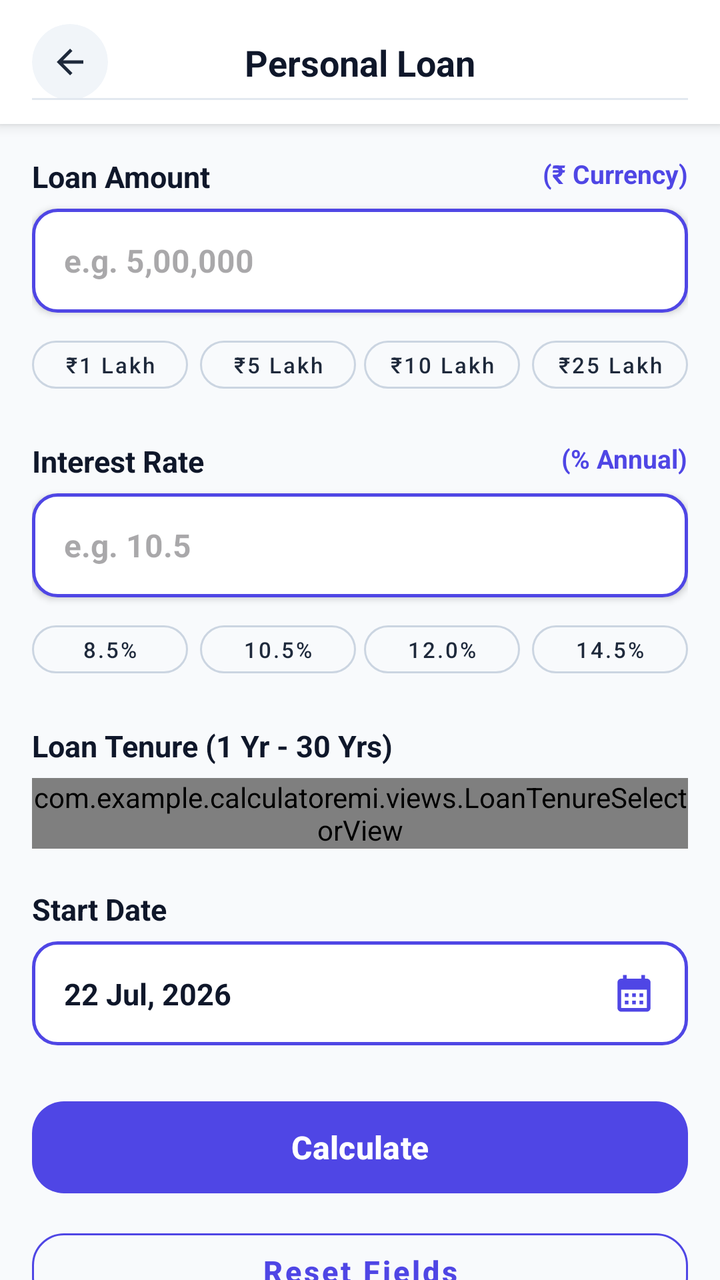
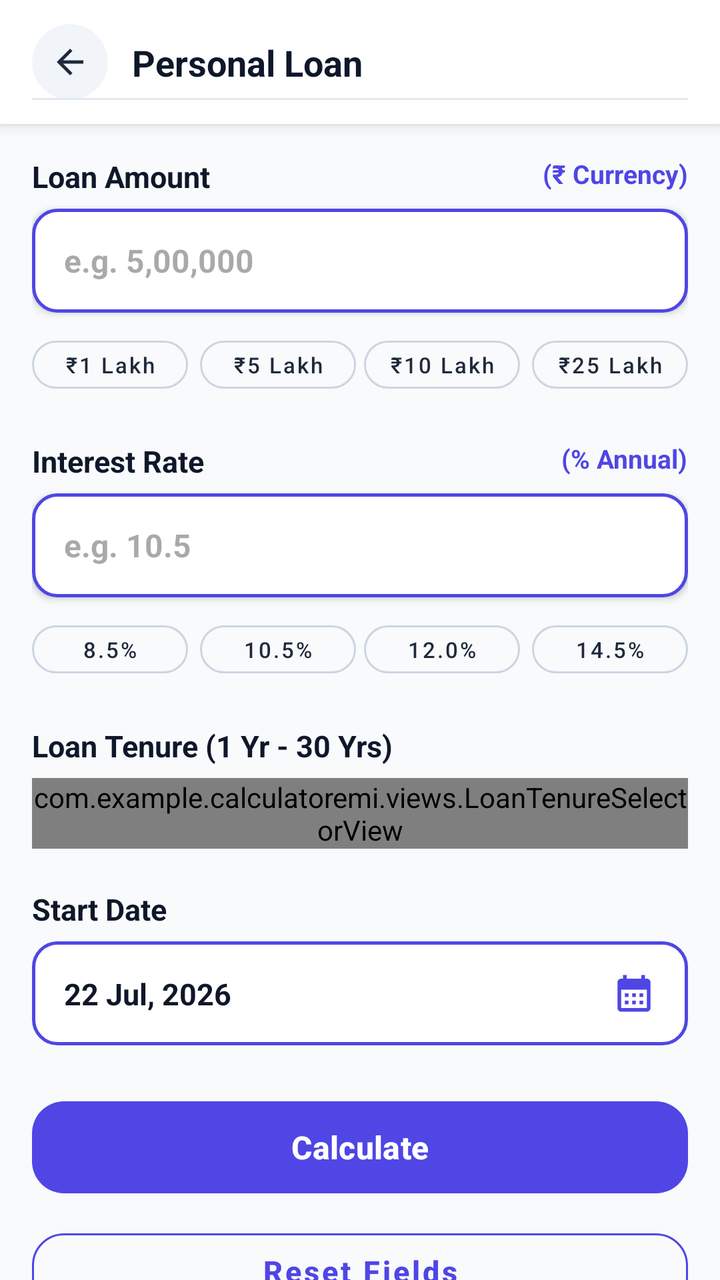

Compare the two renders of this Android layout. The source of the first and the diff that turns it into the second are given below.
<!-- AndroidManifest.xml: application theme Theme.Calculatoremi -->
<!-- res/layout/fragment_loan_calculator.xml -->
<?xml version="1.0" encoding="utf-8"?>
<LinearLayout xmlns:android="http://schemas.android.com/apk/res/android"
    xmlns:app="http://schemas.android.com/apk/res-auto"
    xmlns:tools="http://schemas.android.com/tools"
    android:layout_width="match_parent"
    android:layout_height="match_parent"
    android:background="#F8FAFC"
    android:orientation="vertical">

    
    <androidx.constraintlayout.widget.ConstraintLayout
        android:id="@+id/calculatorHeader"
        android:layout_width="match_parent"
        android:layout_height="wrap_content"
        android:minHeight="55dp"
        android:background="@android:color/white"
        android:elevation="4dp"
        android:paddingStart="16dp"
        android:paddingTop="12dp"
        android:paddingEnd="16dp"
        android:paddingBottom="12dp">

        <com.google.android.material.card.MaterialCardView
            android:id="@+id/btnBackContainer"
            android:layout_width="38dp"
            android:layout_height="38dp"
            app:cardBackgroundColor="#F1F5F9"
            app:cardCornerRadius="19dp"
            app:cardElevation="0dp"
            app:strokeWidth="0dp"
            app:layout_constraintBottom_toBottomOf="parent"
            app:layout_constraintStart_toStartOf="parent"
            app:layout_constraintTop_toTopOf="parent">

            <ImageView
                android:id="@+id/btnBack"
                android:layout_width="20dp"
                android:layout_height="20dp"
                android:layout_gravity="center"
                android:src="@drawable/ic_arrow_back"
                app:tint="#1E293B" />
        </com.google.android.material.card.MaterialCardView>

        <TextView
            android:id="@+id/txtTitle"
            android:layout_width="wrap_content"
            android:layout_height="wrap_content"
            android:text="Personal Loan"
            android:textColor="#0F172A"
            android:textSize="18sp"
            android:textStyle="bold"
            app:layout_constraintBottom_toBottomOf="parent"
            app:layout_constraintEnd_toEndOf="parent"
            app:layout_constraintStart_toStartOf="parent"
            app:layout_constraintTop_toTopOf="parent" />

        <View
            android:layout_width="match_parent"
            android:layout_height="1dp"
            android:background="#E2E8F0"
            app:layout_constraintBottom_toBottomOf="parent" />

    </androidx.constraintlayout.widget.ConstraintLayout>

    
    <androidx.core.widget.NestedScrollView
        android:layout_width="match_parent"
        android:layout_height="match_parent"
        android:clipToPadding="false"
        android:paddingBottom="40dp"
        android:fillViewport="true">

        <LinearLayout
            android:id="@+id/centerBodyLayout"
            android:layout_width="match_parent"
            android:layout_height="wrap_content"
            android:orientation="vertical"
            android:padding="16dp">

            
            <RelativeLayout
                android:layout_width="match_parent"
                android:layout_height="wrap_content"
                android:layout_marginBottom="6dp">

                <TextView
                    android:layout_width="wrap_content"
                    android:layout_height="wrap_content"
                    android:layout_alignParentStart="true"
                    android:text="Loan Amount"
                    android:textColor="#0F172A"
                    android:textSize="15sp"
                    android:textStyle="bold" />

                <TextView
                    android:layout_width="wrap_content"
                    android:layout_height="wrap_content"
                    android:layout_alignParentEnd="true"
                    android:text="(₹ Currency)"
                    android:textColor="@color/primary"
                    android:textSize="13sp"
                    android:textStyle="bold" />
            </RelativeLayout>

            <EditText
                android:id="@+id/editTextNumber"
                android:layout_width="match_parent"
                android:layout_height="52dp"
                android:background="@drawable/numeric_input_border"
                android:elevation="2dp"
                android:hint="e.g. 5,00,000"
                android:inputType="numberDecimal"
                android:paddingHorizontal="16dp"
                android:textColor="#0F172A"
                android:textSize="16sp"
                android:textStyle="bold" />

            
            <LinearLayout
                android:layout_width="match_parent"
                android:layout_height="wrap_content"
                android:layout_marginTop="8dp"
                android:layout_marginBottom="20dp"
                android:orientation="horizontal"
                android:weightSum="4">

                <com.google.android.material.button.MaterialButton
                    android:id="@+id/chipAmount1L"
                    style="@style/Widget.MaterialComponents.Button.OutlinedButton"
                    android:layout_width="0dp"
                    android:layout_height="36dp"
                    android:layout_weight="1"
                    android:layout_marginEnd="4dp"
                    android:padding="0dp"
                    android:text="₹1 Lakh"
                    android:textAllCaps="false"
                    android:textColor="#1E293B"
                    android:textSize="11sp"
                    app:strokeColor="#CBD5E1"
                    app:cornerRadius="18dp" />

                <com.google.android.material.button.MaterialButton
                    android:id="@+id/chipAmount5L"
                    style="@style/Widget.MaterialComponents.Button.OutlinedButton"
                    android:layout_width="0dp"
                    android:layout_height="36dp"
                    android:layout_weight="1"
                    android:layout_marginHorizontal="2dp"
                    android:padding="0dp"
                    android:text="₹5 Lakh"
                    android:textAllCaps="false"
                    android:textColor="#1E293B"
                    android:textSize="11sp"
                    app:strokeColor="#CBD5E1"
                    app:cornerRadius="18dp" />

                <com.google.android.material.button.MaterialButton
                    android:id="@+id/chipAmount10L"
                    style="@style/Widget.MaterialComponents.Button.OutlinedButton"
                    android:layout_width="0dp"
                    android:layout_height="36dp"
                    android:layout_weight="1"
                    android:layout_marginHorizontal="2dp"
                    android:padding="0dp"
                    android:text="₹10 Lakh"
                    android:textAllCaps="false"
                    android:textColor="#1E293B"
                    android:textSize="11sp"
                    app:strokeColor="#CBD5E1"
                    app:cornerRadius="18dp" />

                <com.google.android.material.button.MaterialButton
                    android:id="@+id/chipAmount25L"
                    style="@style/Widget.MaterialComponents.Button.OutlinedButton"
                    android:layout_width="0dp"
                    android:layout_height="36dp"
                    android:layout_weight="1"
                    android:layout_marginStart="4dp"
                    android:padding="0dp"
                    android:text="₹25 Lakh"
                    android:textAllCaps="false"
                    android:textColor="#1E293B"
                    android:textSize="11sp"
                    app:strokeColor="#CBD5E1"
                    app:cornerRadius="18dp" />

            </LinearLayout>

            
            <RelativeLayout
                android:layout_width="match_parent"
                android:layout_height="wrap_content"
                android:layout_marginBottom="6dp">

                <TextView
                    android:layout_width="wrap_content"
                    android:layout_height="wrap_content"
                    android:layout_alignParentStart="true"
                    android:text="Interest Rate"
                    android:textColor="#0F172A"
                    android:textSize="15sp"
                    android:textStyle="bold" />

                <TextView
                    android:layout_width="wrap_content"
                    android:layout_height="wrap_content"
                    android:layout_alignParentEnd="true"
                    android:text="(% Annual)"
                    android:textColor="@color/primary"
                    android:textSize="13sp"
                    android:textStyle="bold" />
            </RelativeLayout>

            <EditText
                android:id="@+id/editTextNumber2"
                android:layout_width="match_parent"
                android:layout_height="52dp"
                android:background="@drawable/numeric_input_border"
                android:elevation="2dp"
                android:hint="e.g. 10.5"
                android:inputType="numberDecimal"
                android:paddingHorizontal="16dp"
                android:textColor="#0F172A"
                android:textSize="16sp"
                android:textStyle="bold" />

            
            <LinearLayout
                android:layout_width="match_parent"
                android:layout_height="wrap_content"
                android:layout_marginTop="8dp"
                android:layout_marginBottom="20dp"
                android:orientation="horizontal"
                android:weightSum="4">

                <com.google.android.material.button.MaterialButton
                    android:id="@+id/chipRate8_5"
                    style="@style/Widget.MaterialComponents.Button.OutlinedButton"
                    android:layout_width="0dp"
                    android:layout_height="36dp"
                    android:layout_weight="1"
                    android:layout_marginEnd="4dp"
                    android:padding="0dp"
                    android:text="8.5%"
                    android:textAllCaps="false"
                    android:textColor="#1E293B"
                    android:textSize="11sp"
                    app:strokeColor="#CBD5E1"
                    app:cornerRadius="18dp" />

                <com.google.android.material.button.MaterialButton
                    android:id="@+id/chipRate10_5"
                    style="@style/Widget.MaterialComponents.Button.OutlinedButton"
                    android:layout_width="0dp"
                    android:layout_height="36dp"
                    android:layout_weight="1"
                    android:layout_marginHorizontal="2dp"
                    android:padding="0dp"
                    android:text="10.5%"
                    android:textAllCaps="false"
                    android:textColor="#1E293B"
                    android:textSize="11sp"
                    app:strokeColor="#CBD5E1"
                    app:cornerRadius="18dp" />

                <com.google.android.material.button.MaterialButton
                    android:id="@+id/chipRate12_0"
                    style="@style/Widget.MaterialComponents.Button.OutlinedButton"
                    android:layout_width="0dp"
                    android:layout_height="36dp"
                    android:layout_weight="1"
                    android:layout_marginHorizontal="2dp"
                    android:padding="0dp"
                    android:text="12.0%"
                    android:textAllCaps="false"
                    android:textColor="#1E293B"
                    android:textSize="11sp"
                    app:strokeColor="#CBD5E1"
                    app:cornerRadius="18dp" />

                <com.google.android.material.button.MaterialButton
                    android:id="@+id/chipRate14_5"
                    style="@style/Widget.MaterialComponents.Button.OutlinedButton"
                    android:layout_width="0dp"
                    android:layout_height="36dp"
                    android:layout_weight="1"
                    android:layout_marginStart="4dp"
                    android:padding="0dp"
                    android:text="14.5%"
                    android:textAllCaps="false"
                    android:textColor="#1E293B"
                    android:textSize="11sp"
                    app:strokeColor="#CBD5E1"
                    app:cornerRadius="18dp" />

            </LinearLayout>

            
            <RelativeLayout
                android:layout_width="match_parent"
                android:layout_height="wrap_content"
                android:layout_marginBottom="6dp">

                <TextView
                    android:id="@+id/txtLoanTermLabel"
                    android:layout_width="wrap_content"
                    android:layout_height="wrap_content"
                    android:layout_alignParentStart="true"
                    android:text="Loan Tenure (1 Yr - 30 Yrs)"
                    android:textColor="#0F172A"
                    android:textSize="15sp"
                    android:textStyle="bold" />
            </RelativeLayout>

            <com.example.calculatoremi.views.LoanTenureSelectorView
                android:id="@+id/loanTenureSelector"
                android:layout_width="match_parent"
                android:layout_height="wrap_content"
                android:layout_marginBottom="20dp" />

            
            <TextView
                android:layout_width="wrap_content"
                android:layout_height="wrap_content"
                android:layout_marginBottom="6dp"
                android:text="Start Date"
                android:textColor="#0F172A"
                android:textSize="15sp"
                android:textStyle="bold" />

            <androidx.constraintlayout.widget.ConstraintLayout
                android:id="@+id/startDateContainer"
                android:layout_width="match_parent"
                android:layout_height="52dp"
                android:layout_marginBottom="24dp"
                android:background="@drawable/numeric_input_border"
                android:clickable="true"
                android:focusable="true"
                android:paddingHorizontal="16dp">

                <TextView
                    android:id="@+id/txtSelectedDate"
                    android:layout_width="wrap_content"
                    android:layout_height="wrap_content"
                    android:text="22 Jul, 2026"
                    android:textColor="#0F172A"
                    android:textSize="15sp"
                    android:textStyle="bold"
                    app:layout_constraintBottom_toBottomOf="parent"
                    app:layout_constraintStart_toStartOf="parent"
                    app:layout_constraintTop_toTopOf="parent" />

                <ImageView
                    android:id="@+id/imgCalendar"
                    android:layout_width="22dp"
                    android:layout_height="22dp"
                    android:src="@drawable/ic_calendar"
                    app:layout_constraintBottom_toBottomOf="parent"
                    app:layout_constraintEnd_toEndOf="parent"
                    app:layout_constraintTop_toTopOf="parent"
                    app:tint="@color/primary" />

            </androidx.constraintlayout.widget.ConstraintLayout>

            
            <com.google.android.material.button.MaterialButton
                android:id="@+id/btnCalculate"
                android:layout_width="match_parent"
                android:layout_height="54dp"
                android:text="Calculate"
                android:textAllCaps="false"
                android:textColor="@android:color/white"
                android:textSize="16sp"
                android:textStyle="bold"
                app:backgroundTint="@color/primary"
                app:cornerRadius="16dp" />

            <com.google.android.material.button.MaterialButton
                android:id="@+id/btnReset"
                style="@style/Widget.MaterialComponents.Button.OutlinedButton"
                android:layout_width="match_parent"
                android:layout_height="50dp"
                android:layout_marginTop="10dp"
                android:text="Reset Fields"
                android:textAllCaps="false"
                android:textColor="@color/primary"
                android:textSize="15sp"
                android:textStyle="bold"
                app:cornerRadius="16dp"
                app:strokeColor="@color/primary" />

        </LinearLayout>

    </androidx.core.widget.NestedScrollView>

</LinearLayout>
<!-- resources referenced by this layout -->
<resources>
  <color name="primary">#4F46E5</color>
  <!-- drawable ic_arrow_back (drawable) -->
  <vector xmlns:android="http://schemas.android.com/apk/res/android"
      android:width="24dp"
      android:height="24dp"
      android:viewportWidth="960"
      android:viewportHeight="960">
    <path
        android:pathData="m313,520 l224,224 -57,56 -320,-320 320,-320 57,56 -224,224h487v80L313,520Z"
        android:fillColor="#e3e3e3"/>
  </vector>
  <!-- drawable ic_calendar (drawable) -->
  <vector xmlns:android="http://schemas.android.com/apk/res/android"
      android:width="24dp"
      android:height="24dp"
      android:viewportWidth="24"
      android:viewportHeight="24">
    <path
        android:fillColor="#FF000000"
        android:pathData="M19,4h-1V2h-2v2H8V2H6v2H5C3.89,4 3.01,4.9 3.01,6L3,20c0,1.1 0.89,2 2,2h14c1.1,0 2,-0.9 2,-2V6C21,4.9 20.1,4 19,4zM19,20H5V10h14V20zM9,14H7v-2h2V14zM13,14h-2v-2h2V14zM17,14h-2v-2h2V14zM9,18H7v-2h2V18zM13,18h-2v-2h2V18zM17,18h-2v-2h2V18z"/>
  </vector>
  <!-- drawable numeric_input_border (drawable) -->
  <?xml version="1.0" encoding="utf-8"?>
  <shape xmlns:android="http://schemas.android.com/apk/res/android"
      android:shape="rectangle">
  
      <solid android:color="@color/white"/>
  
      <stroke
          android:width="1.5dp"
          android:color="#4F46E5"/>
  
      <corners android:radius="12dp"/>
  </shape>
  <style name="Theme.Calculatoremi" parent="Base.Theme.Calculatoremi" />
  <color name="white">#FFFFFFFF</color>
  <style name="Base.Theme.Calculatoremi" parent="Theme.Material3.DayNight.NoActionBar">
          <item name="android:statusBarColor">@android:color/transparent</item>
          <item name="android:navigationBarColor">@android:color/transparent</item>
          <item name="android:windowLightStatusBar">false</item>
          <item name="android:windowLightNavigationBar">true</item>
          <item name="colorPrimary">@color/primary</item>
          <item name="colorOnPrimary">#FFFFFF</item>
          <item name="colorSecondary">@color/gradient_accent</item>
          <item name="colorOnSecondary">#FFFFFF</item>
      </style>
  <color name="gradient_accent">#818CF8</color>
</resources>

<!-- the commit's change to res/layout/fragment_loan_calculator.xml (unified diff, before → after) -->
@@ -43,15 +43,19 @@
 
         <TextView
             android:id="@+id/txtTitle"
-            android:layout_width="wrap_content"
+            android:layout_width="0dp"
             android:layout_height="wrap_content"
+            android:layout_marginStart="12dp"
+            android:layout_marginEnd="12dp"
             android:text="Personal Loan"
             android:textColor="#0F172A"
             android:textSize="18sp"
             android:textStyle="bold"
+            android:maxLines="1"
+            android:ellipsize="end"
             app:layout_constraintBottom_toBottomOf="parent"
             app:layout_constraintEnd_toEndOf="parent"
-            app:layout_constraintStart_toStartOf="parent"
+            app:layout_constraintStart_toEndOf="@id/btnBackContainer"
             app:layout_constraintTop_toTopOf="parent" />
 
         <View
<!-- resource entries referenced after the edit -->
@@ -39,7 +39,7 @@
   <style name="Base.Theme.Calculatoremi" parent="Theme.Material3.DayNight.NoActionBar">
           <item name="android:statusBarColor">@android:color/transparent</item>
           <item name="android:navigationBarColor">@android:color/transparent</item>
-          <item name="android:windowLightStatusBar">false</item>
+          <item name="android:windowLightStatusBar">true</item>
           <item name="android:windowLightNavigationBar">true</item>
           <item name="colorPrimary">@color/primary</item>
           <item name="colorOnPrimary">#FFFFFF</item>
